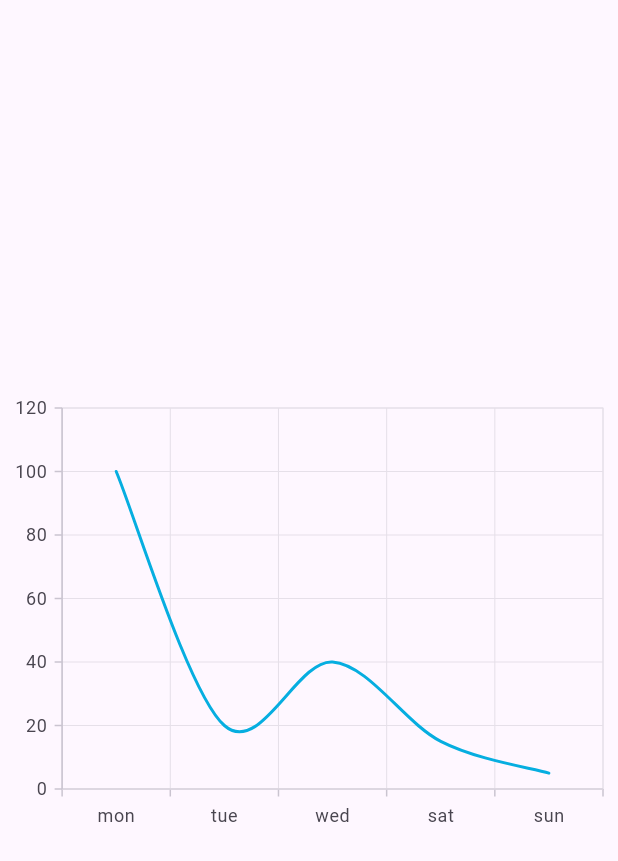
After one commit to Akib-Mahmud-Omio/Quidvy, a Flutter app: the graph screen opened directly, on a phone screen of 412 x 824 dp. The commit adds this screen. Shown: the top 861 px of the screen. Run offline on Flutter 3.47's test engine with Material 3 defaults, Android fonts, the phone set to English and light mode, and no system bars; our stand-ins replace firebase_auth, firebase_core, firebase_messaging, syncfusion_flutter_charts; accounts and stored records are empty.

Commit message:
Final commit

```diff
--- /dev/null
+++ b/lib/pages/graph.dart
@@ -0,0 +1,46 @@
+import 'package:flutter/material.dart';
+import 'package:syncfusion_flutter_charts/charts.dart';
+
+class graph extends StatefulWidget {
+  graph({Key? key}) : super(key: key);
+
+  @override
+  State<graph> createState() => _graphState();
+}
+
+class _graphState extends State<graph> {
+  @override
+  Widget build(BuildContext context) {
+    return Scaffold(
+      body: Center(
+        child: Container(
+          width: double.infinity,
+          height: 300,
+          child: SfCartesianChart(
+            primaryXAxis: CategoryAxis(),
+            series: <SplineSeries<SalesData, String>>[
+              SplineSeries<SalesData, String>(
+                dataSource: <SalesData>[
+                  SalesData(100, 'mon'),
+                  SalesData(20, 'tue'),
+                  SalesData(40, 'wed'),
+                  SalesData(15, 'sat'),
+                  SalesData(5, 'sun'),
+                ],
+                xValueMapper: (SalesData sales, _) => sales.year,
+                yValueMapper: (SalesData sales, _) => sales.sales,
+              ),
+            ],
+          ),
+        ),
+      ),
+
+    );
+  }
+}
+
+class SalesData {
+  SalesData(this.sales, this.year);
+  final String year;
+  final int sales;
+}
--- a/pubspec.yaml
+++ b/pubspec.yaml
@@ -30,7 +30,7 @@ environment:
 dependencies:
   flutter:
     sdk: flutter
-
+  syncfusion_flutter_charts: ^24.1.44+1
 
   # The following adds the Cupertino Icons font to your application.
   # Use with the CupertinoIcons class for iOS style icons.
@@ -43,6 +43,8 @@ dependencies:
 dev_dependencies:
   flutter_test:
     sdk: flutter
+  firebase_core:
+  firebase_messaging:
 
   # The "flutter_lints" package below contains a set of recommended lints to
   # encourage good coding practices. The lint set provided by the package is
```
Also changed, not shown: lib/pages/fcm_service.dart (added, +35 -0 lines), lib/pages/statistics.dart (+117 -4 lines), lib/images/Education.png (added), lib/images/Transportation.png (added), lib/images/food.png (added), pubspec.lock, 1 other file.
